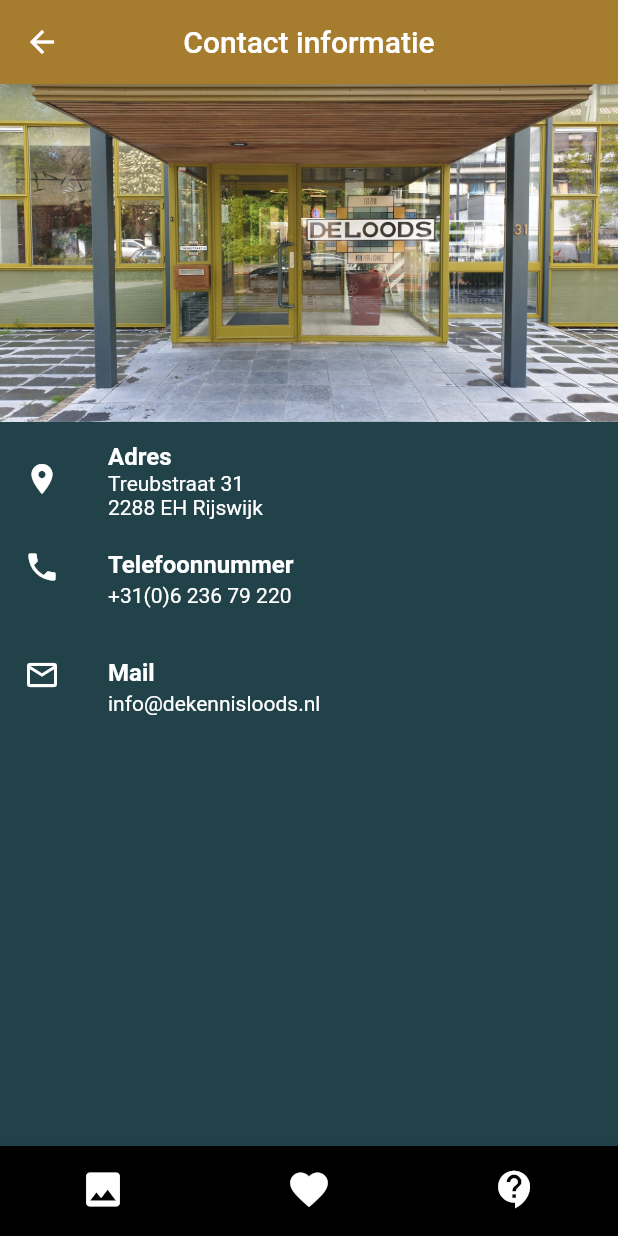
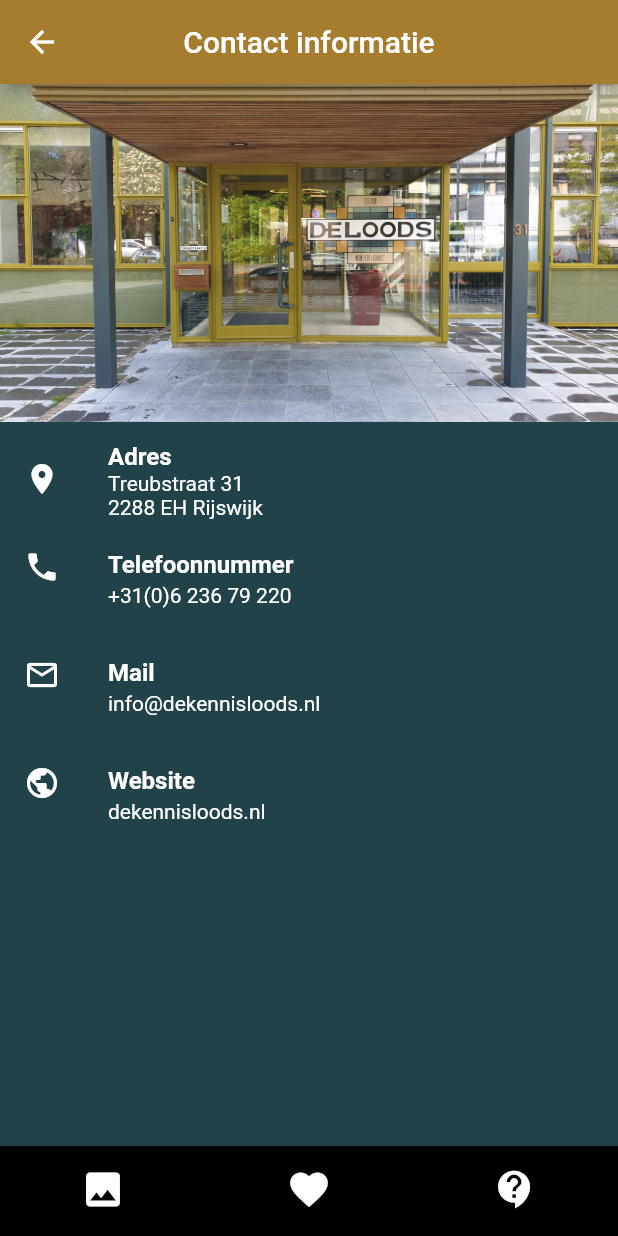
Before and after one commit to LuukSelen/KunstLoods, a Flutter app: the contact screen opened by its route, on a phone screen of 412 x 824 dp. Run offline on Flutter 3.47's test engine with Material 2 defaults, Android fonts, the light colour scheme and no system bars; our stand-ins replace cloud_firestore, firebase_core, get_storage, hexcolor, permission_handler, shared_preferences and 1 more; missing offline and left inert: qrscan; accounts and stored records are empty.

Commit message:
contact pagina gefixt

```diff
--- a/lib/views/contact.dart
+++ b/lib/views/contact.dart
@@ -4,6 +4,7 @@ import 'package:project_c/views/views.dart';
 import 'package:project_c/widgets/widgets.dart';
 import 'package:project_c/classes/custom_colors.dart';
 import 'package:hexcolor/hexcolor.dart';
+import 'package:url_launcher/url_launcher.dart';
 
 import '../widgets/youtube.dart';
 
@@ -50,6 +51,13 @@ class contact extends StatelessWidget {
                 subtitle: Text('info@dekennisloods.nl'),
                 textColor: HexColor('#FFFFFF'),
               ),
+              ListTile(
+                leading: Icon(Icons.public, color: HexColor('#FFFFFF'),),
+                title: Text('Website', style: TextStyle(fontWeight: FontWeight.bold),),
+                subtitle: Text('dekennisloods.nl'),
+                onTap: () => launch('https://dekennisloods.nl/'),
+                textColor: HexColor('#FFFFFF'),
+              ),
 
               // Row(
               //   children: <Widget>[
```
Also changed, not shown: pubspec.yaml (+10 -9 lines), pubspec.lock.
